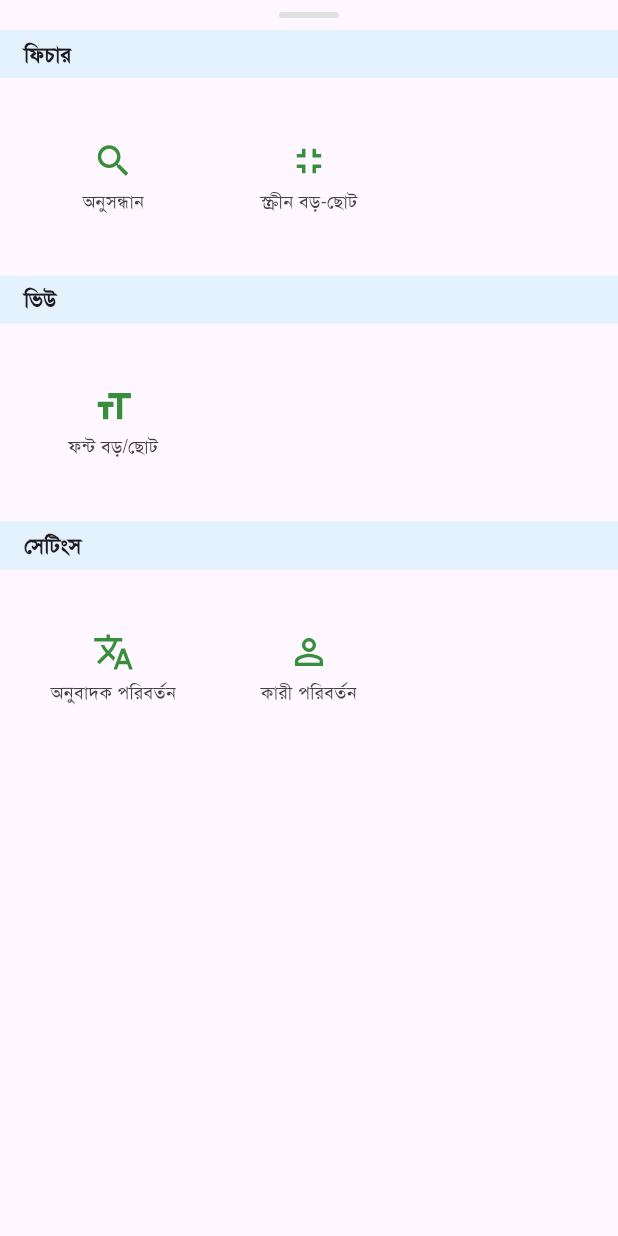
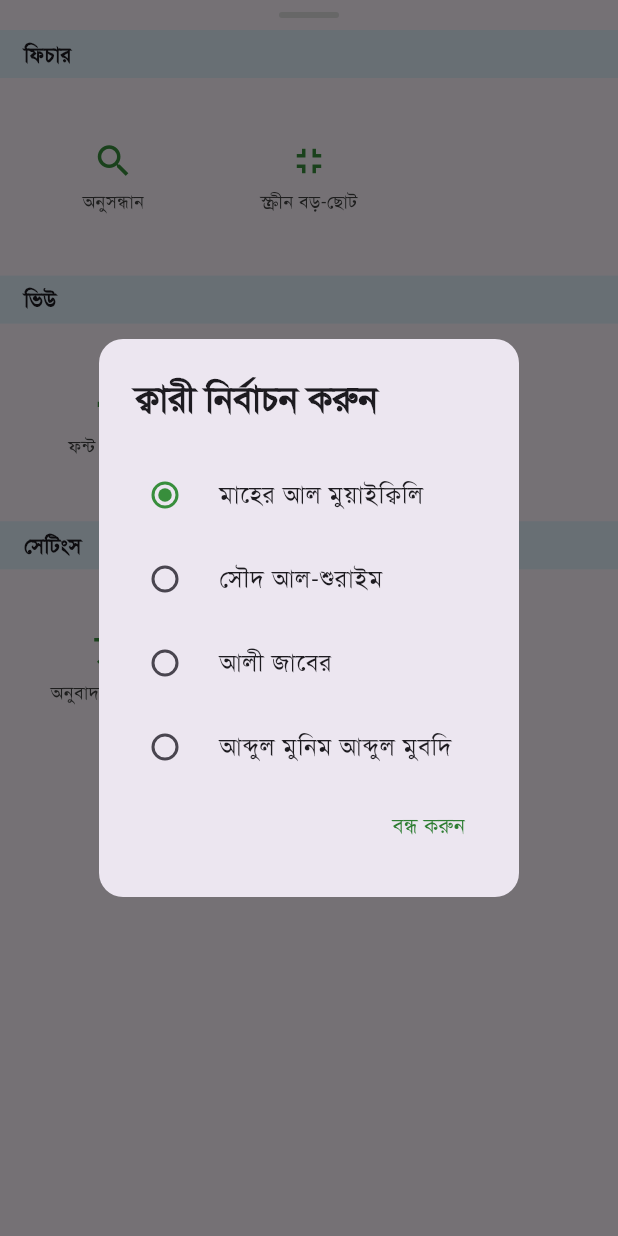
Before and after one commit to mir2x/quran_app, a Flutter app: the DetailsBottomSheet widget shown alone on an empty page, opened directly, after a tap on "কারী পরিবর্তন", on a phone screen of 412 x 824 dp. Run offline on Flutter 3.47's test engine with Material 3 defaults, Android fonts, the phone set to English and light mode, and no system bars; our stand-ins replace device_preview, dio, flutter_riverpod, flutter_screenutil, google_fonts, hugeicons and 4 more; missing offline and left inert: quran; accounts and stored records are empty.

Commit message:
audio dialog box working

```diff
--- a/lib/features/quran/viewmodel/ayah_highlight_viewmodel.dart
+++ b/lib/features/quran/viewmodel/ayah_highlight_viewmodel.dart
@@ -372,7 +372,6 @@ class QuranAudioNotifier extends StateNotifier<QuranAudioState?> {
   }
 
   void updateAyah(int ayah) {
-    // Only update the ayah number if it has changed
     if (state != null && state!.ayah != ayah) {
       state = state!.copyWith(ayah: ayah);
     }
--- a/lib/features/sura/view/widgets/details_bottom_sheet.dart
+++ b/lib/features/sura/view/widgets/details_bottom_sheet.dart
@@ -1,4 +1,5 @@
 import 'package:flutter/material.dart';
+import 'package:quran_app/features/sura/view/widgets/reciter_selection_dialog.dart';
 import 'package:quran_app/features/sura/view/widgets/translation_selection_dialog.dart';
 import '../../model/grid_item_data.dart'; // Make sure this path is correct
 
@@ -54,7 +55,12 @@ class DetailsBottomSheet extends StatelessWidget {
                     builder: (context) => const TranslatorSelectionDialog(),
                   );
                 }),
-                GridItemData(icon: Icons.person_outline, label: 'কারী পরিবর্তন', onTap: () {}),
+                GridItemData(icon: Icons.person_outline, label: 'কারী পরিবর্তন', onTap: () {
+                  showDialog(
+                    context: context,
+                    builder: (context) => const ReciterSelectionDialog(),
+                  );
+                }),
               ],
             ),
           ],
--- /dev/null
+++ b/lib/features/sura/view/widgets/reciter_selection_dialog.dart
@@ -0,0 +1,63 @@
+import 'package:flutter/material.dart';
+import 'package:flutter_riverpod/flutter_riverpod.dart';
+import '../../../quran/viewmodel/ayah_highlight_viewmodel.dart';
+
+class ReciterSelectionDialog extends ConsumerWidget {
+  const ReciterSelectionDialog({super.key});
+
+  @override
+  Widget build(BuildContext context, WidgetRef ref) {
+    // Find the key (reciter name) that corresponds to the selected reciter ID.
+    final selectedReciterId = ref.watch(selectedReciterProvider);
+    final selectedReciterName = reciters.entries
+        .firstWhere((entry) => entry.value == selectedReciterId, orElse: () => reciters.entries.first)
+        .key;
+
+    return AlertDialog(
+      title: const Text(
+        'ক্বারী নির্বাচন করুন',
+        style: TextStyle(fontFamily: 'SolaimanLipi', fontWeight: FontWeight.bold),
+      ),
+      content: SingleChildScrollView(
+        child: Column(
+          mainAxisSize: MainAxisSize.min,
+          children: reciters.keys.map((reciterName) {
+            return RadioListTile<String>(
+              title: Text(
+                reciterName,
+                style: const TextStyle(fontFamily: 'SolaimanLipi'),
+              ),
+              value: reciterName, // The value is the reciter's name
+              groupValue: selectedReciterName, // The group value is also the reciter's name
+              onChanged: (String? value) {
+                if (value != null && reciters.containsKey(value)) {
+                  // When changed, update the provider with the corresponding ID.
+                  ref.read(selectedReciterProvider.notifier).state = reciters[value]!;
+                  // Optionally close the dialog after selection
+                  Navigator.of(context).pop();
+                }
+              },
+              activeColor: Colors.green.shade700,
+            );
+          }).toList(),
+        ),
+      ),
+      actions: <Widget>[
+        TextButton(
+          child: Text(
+            'বন্ধ করুন', // "Close" in Bengali
+            style: TextStyle(
+                fontFamily: 'SolaimanLipi', color: Colors.green.shade800),
+          ),
+          onPressed: () {
+            Navigator.of(context).pop();
+          },
+        ),
+      ],
+      shape: RoundedRectangleBorder(
+        borderRadius: BorderRadius.circular(16.0),
+      ),
+      contentPadding: const EdgeInsets.only(top: 20.0, right: 8.0, left: 8.0),
+    );
+  }
+}
--- a/lib/features/sura/view/widgets/translation_selection_dialog.dart
+++ b/lib/features/sura/view/widgets/translation_selection_dialog.dart
@@ -14,7 +14,6 @@ class TranslatorSelectionDialog extends ConsumerWidget {
   @override
   Widget build(BuildContext context, WidgetRef ref) {
     final selected = ref.watch(selectedTranslatorsProvider);
-
     return AlertDialog(
       title: const Text(
         'অনুবাদক নির্বাচন করুন',
```
Also changed, not shown: lib/features/sura/view/sura_page.dart (+8 -1 lines), lib/features/sura/view/widgets/audio_range_selection_dialog.dart (added, +280 -0 lines), lib/features/sura/viewmodel/sura_reciter_viewmodel.dart (added, +63 -0 lines).
